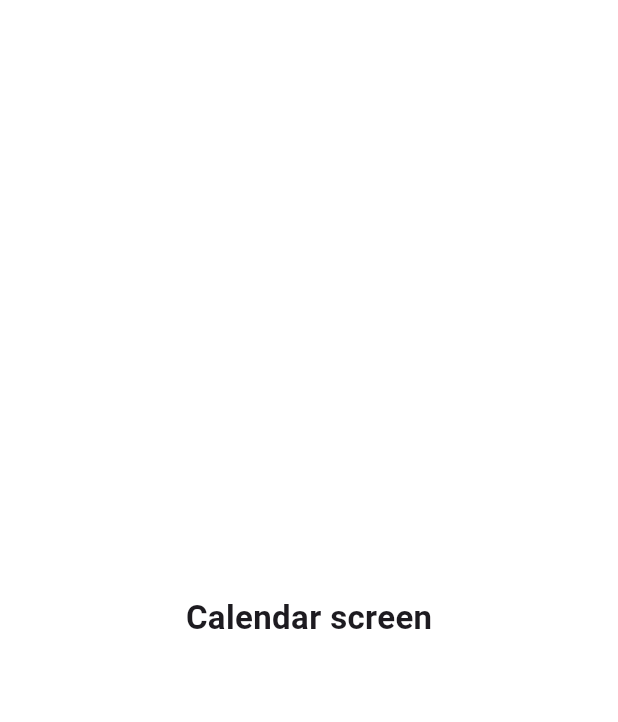
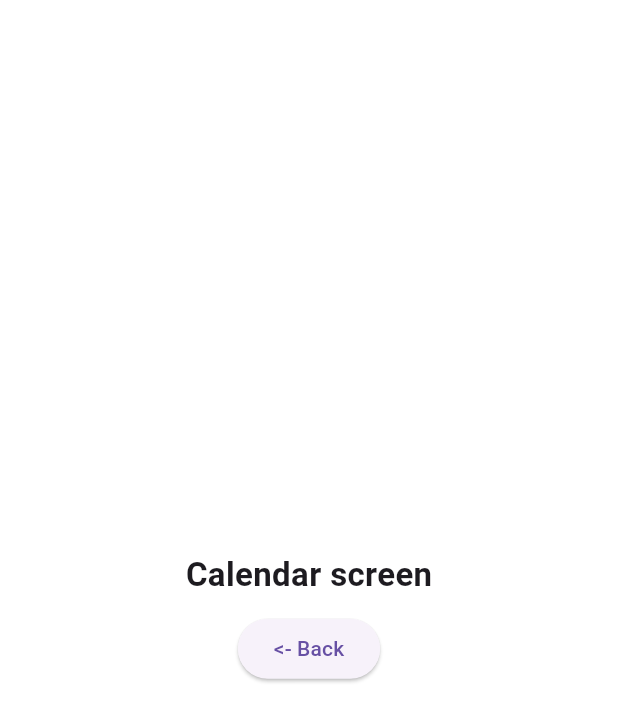
Before and after one commit to ArchOrn/egsi_flutter_2024_5iw3, a Flutter app: the screen it shows after launch, after a tap on "Go!", on a phone screen of 412 x 824 dp. Shown: the top 722 px of the screen. Run offline on Flutter 3.47's test engine with Material 3 defaults, Android fonts, the phone set to English and light mode, and no system bars.

Commit message:
Demo with pop()

```diff
--- a/lib/calendar/calendar_screen.dart
+++ b/lib/calendar/calendar_screen.dart
@@ -1,8 +1,8 @@
 import 'package:flutter/material.dart';
 
 class CalendarScreen extends StatelessWidget {
-  static void navigateTo(BuildContext context) {
-    Navigator.of(context).push(MaterialPageRoute(
+  static Future<void> navigateTo(BuildContext context) {
+    return Navigator.of(context).push(MaterialPageRoute(
       builder: (context) {
         return const CalendarScreen();
       },
@@ -13,27 +13,25 @@ class CalendarScreen extends StatelessWidget {
 
   @override
   Widget build(BuildContext context) {
-    return const Scaffold(
+    return Scaffold(
       backgroundColor: Colors.white,
       body: SizedBox(
         width: double.infinity,
         child: Column(
           mainAxisAlignment: MainAxisAlignment.center,
           children: [
-            Text(
+            const Text(
               'Calendar screen',
               style: TextStyle(
                 fontSize: 22,
                 fontWeight: FontWeight.bold,
               ),
             ),
-            // const SizedBox(height: 10),
-            // ElevatedButton(
-            //   onPressed: () {
-            //     // TODO
-            //   },
-            //   child: const Text('Go!'),
-            // ),
+            const SizedBox(height: 10),
+            ElevatedButton(
+              onPressed: () => Navigator.of(context).pop(),
+              child: const Text('<- Back'),
+            ),
           ],
         ),
       ),
```
